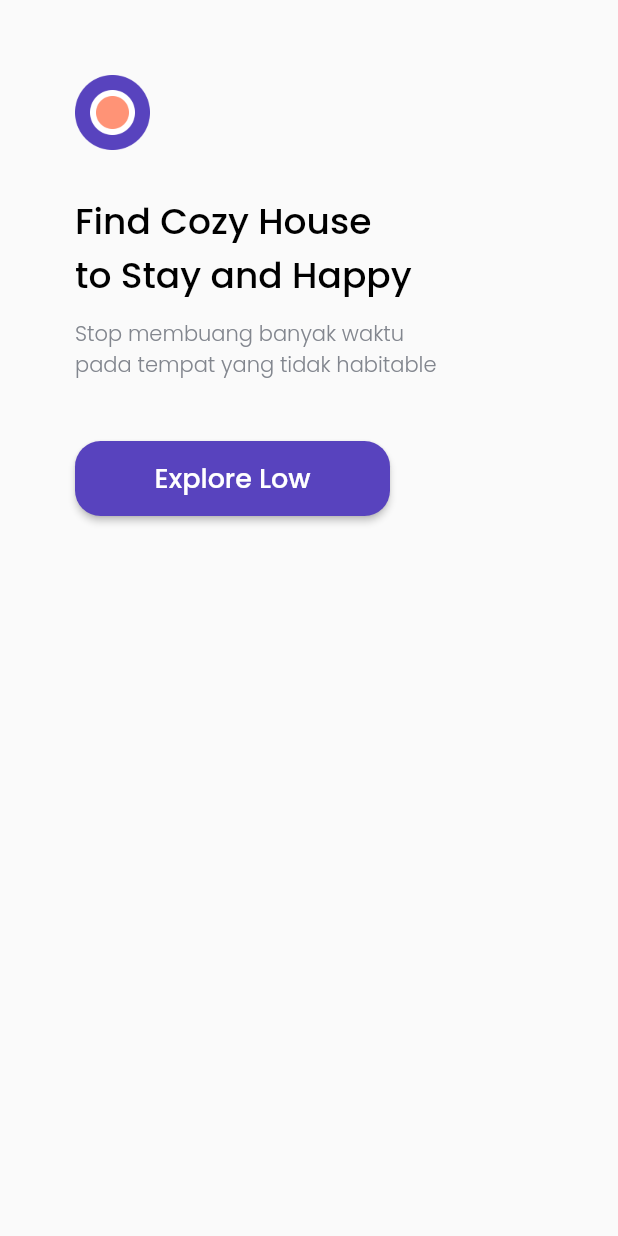
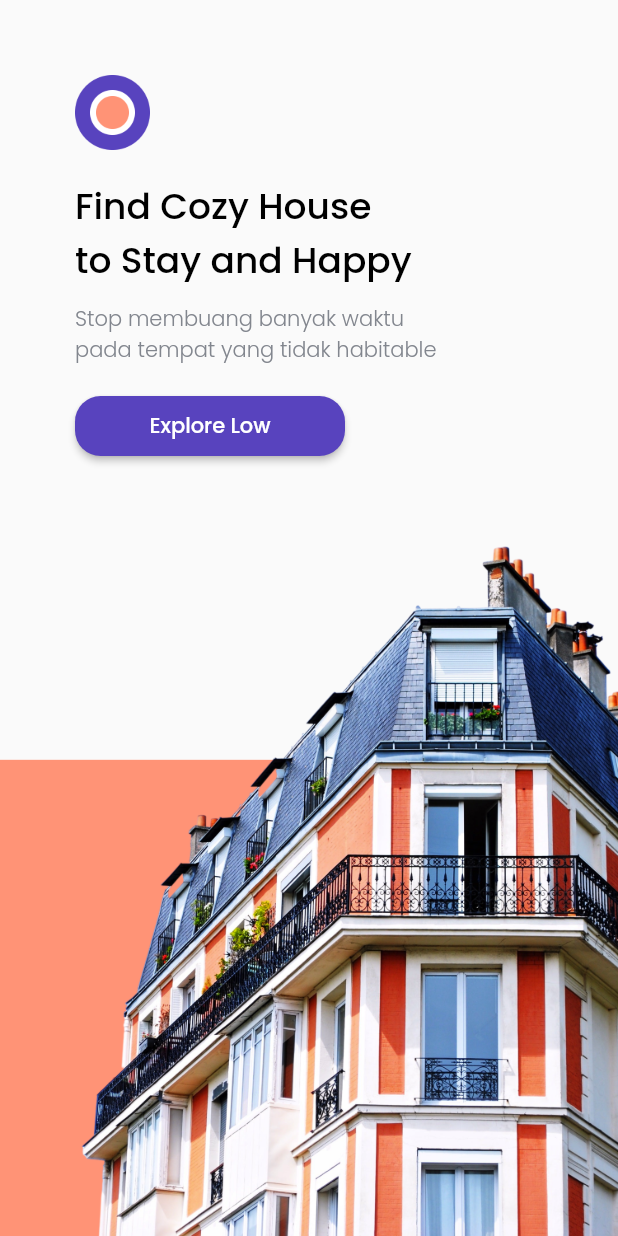
Before and after one commit to parhanhambali/cozy, a Flutter app: the screen it shows after launch, on a phone screen of 412 x 824 dp. Run offline on Flutter 3.47's test engine with Material 2 defaults, Android fonts, the phone set to English and light mode, and no system bars; our stand-ins replace google_fonts.

Commit message:
menambahkan splash footer

```diff
--- a/lib/pages/splash_page.dart
+++ b/lib/pages/splash_page.dart
@@ -6,7 +6,13 @@ class SplashPage extends StatelessWidget {
   Widget build(BuildContext context) {
     return Scaffold(
       body: SafeArea(
-          child: Padding(
+        bottom: false,
+          child: Stack(
+            children: [
+              Align(alignment: Alignment.bottomCenter,
+                child: Image.asset('assets/images/splash_image.png')
+                ),
+              Padding(
                 padding: EdgeInsets.only(
                   top: 50,
                   left: 50,
@@ -24,7 +30,7 @@ class SplashPage extends StatelessWidget {
                     ),
                   ),
                   SizedBox(
-                height: 30,
+                    height: 20,
                   ),
                   Text(
                     'Find Cozy House\nto Stay and Happy',
@@ -42,11 +48,11 @@ class SplashPage extends StatelessWidget {
                     ),
                   ),
                   SizedBox(
-              height: 40,
+                  height: 20,
                   ),
                   Container(
-                width: 210,
-                height: 50,
+                    width: 180,
+                    height: 40,
                     child: RaisedButton(
                       onPressed: (){},
                       color: purpleColor,
@@ -56,7 +62,7 @@ class SplashPage extends StatelessWidget {
                       child: Text(
                         'Explore Low',
                         style: whiteTextStyle.copyWith(
-                      fontSize: 18,
+                          fontSize: 14,
                         ),
                       ),
                     ),
@@ -64,6 +70,8 @@ class SplashPage extends StatelessWidget {
                 ],
               ),
         ),
+            ],
+          ),
       ),
     );
   }
```
Lines whose indentation alone changed are shown as unchanged.
